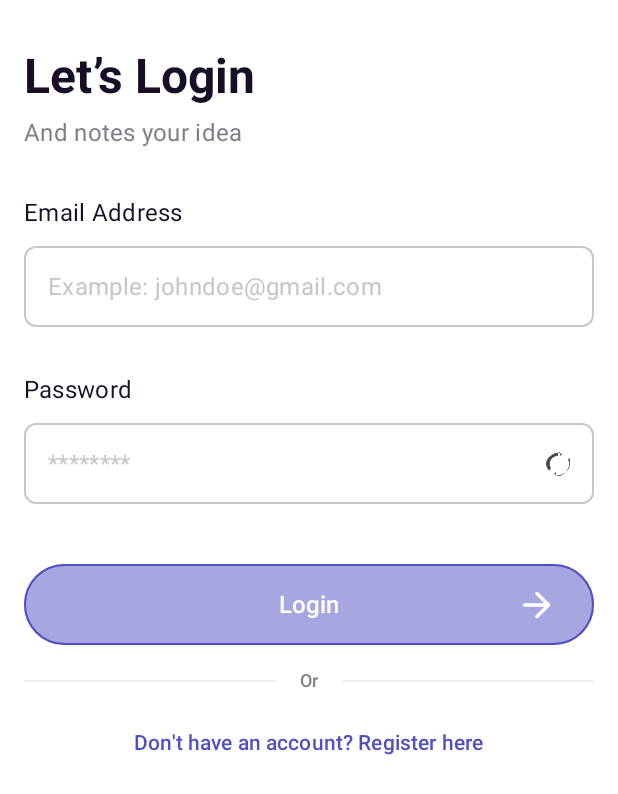
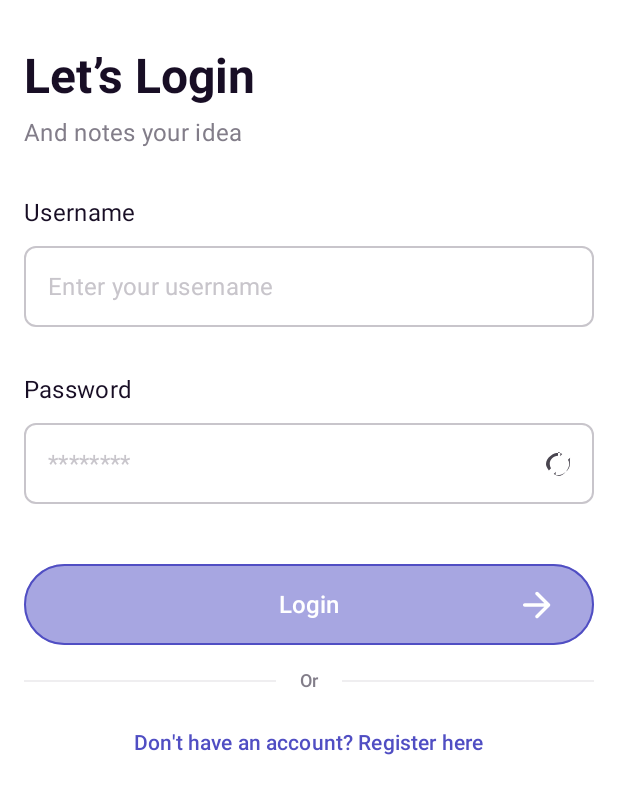
Before and after one commit to AliMajidi1/simplenote, an Android app built with Jetpack Compose: the screen it shows after launch (MainActivity), after a tap on "Let’s Get Started", on a phone screen of 412 x 824 dp. Shown: the top 794 px of the screen. Run offline under Robolectric (Android 15) with nearby library versions, the phone set to English and light mode, and no system bars.

Commit message:
Refactor Login functionality; replace email with username in LoginScreen and LoginViewModel, update related UI components and error handling

```diff
--- a/app/src/main/AndroidManifest.xml
+++ b/app/src/main/AndroidManifest.xml
@@ -13,11 +13,11 @@
             android:label="@string/app_name"
             android:roundIcon="@mipmap/ic_launcher_round"
             android:supportsRtl="true"
-            android:theme="@style/Theme.Simplenote">
+            android:theme="@style/Theme.Simplenote"
+            android:networkSecurityConfig="@xml/network_security_config">
         <activity
                 android:name=".MainActivity"
                 android:exported="true"
-                android:label="@string/app_name"
                 android:theme="@style/Theme.Simplenote">
             <intent-filter>
                 <action android:name="android.intent.action.MAIN"/>
--- a/app/src/main/java/com/example/simplenote/SimplenoteApp.kt
+++ b/app/src/main/java/com/example/simplenote/SimplenoteApp.kt
@@ -11,7 +11,8 @@ class SimplenoteApp : Application() {
         startKoin {
             androidContext(this@SimplenoteApp)
             modules(NetworkModule)
-            properties(mapOf("BASE_URL" to "https://simple.darkube.app/api/"))
+//            properties(mapOf("BASE_URL" to "https://simple.darkube.app/api/"))
+            properties(mapOf("BASE_URL" to "http://127.0.0.1:8000/api/"))
         }
     }
 }
--- a/app/src/main/java/com/example/simplenote/ui/screens/LoginScreen.kt
+++ b/app/src/main/java/com/example/simplenote/ui/screens/LoginScreen.kt
@@ -80,21 +80,21 @@ fun LoginScreen(
             Spacer(modifier = Modifier.height(32.dp))
 
             Text(
-                text = stringResource(R.string.email_label),
+                text = "Username",
                 fontSize = 16.sp,
                 color = Color(0xFF180E25),
                 style = MaterialTheme.typography.bodyMedium
             )
             Spacer(modifier = Modifier.height(12.dp))
             OutlinedTextField(
-                value = uiState.email,
-                onValueChange = viewModel::onEmailChange,
+                value = uiState.username,
+                onValueChange = viewModel::onUsernameChange,
                 modifier = Modifier
                     .fillMaxWidth()
                     .height(54.dp),
                 placeholder = {
                     Text(
-                        text = stringResource(R.string.email_placeholder),
+                        text = "Enter your username",
                         fontSize = 16.sp,
                         color = Color(0xFFC8C5CB),
                         style = MaterialTheme.typography.bodyMedium
@@ -116,11 +116,11 @@ fun LoginScreen(
                 keyboardActions = KeyboardActions(
                     onNext = { focusManager.moveFocus(FocusDirection.Down) }
                 ),
-                isError = uiState.emailError != null
+                isError = uiState.usernameError != null
             )
-            if (uiState.emailError != null) {
+            if (uiState.usernameError != null) {
                 Text(
-                    text = uiState.emailError ?: "",
+                    text = uiState.usernameError ?: "",
                     color = MaterialTheme.colorScheme.error,
                     fontSize = 12.sp,
                     modifier = Modifier.padding(top = 4.dp)
@@ -191,7 +191,7 @@ fun LoginScreen(
                 PrimaryPillButton(
                     text = stringResource(R.string.login_button),
                     onClick = { viewModel.submit() },
-                    enabled = !uiState.isLoading && uiState.email.isNotBlank() && uiState.password.isNotBlank(),
+                    enabled = !uiState.isLoading && uiState.username.isNotBlank() && uiState.password.isNotBlank(),
                     modifier = Modifier
                         .fillMaxWidth()
                         .height(54.dp),
--- a/app/src/main/res/values/strings.xml
+++ b/app/src/main/res/values/strings.xml
@@ -5,8 +5,8 @@
     <string name="cd_onboarding_illustration">Idea illustration</string>
     <string name="login_title">Let’s Login</string>
     <string name="login_subtitle">And notes your idea</string>
-    <string name="email_label">Email Address</string>
-    <string name="email_placeholder">Example: johndoe@gmail.com</string>
+    <string name="username_label">Username</string>
+    <string name="username_placeholder">Enter your username</string>
     <string name="password_label">Password</string>
     <string name="password_placeholder">********</string>
     <string name="login_button">Login</string>
@@ -14,7 +14,7 @@
     <string name="register_button">Don’t have any account? Register here</string>
     <string name="error_invalid_email">Invalid email address</string>
     <string name="error_invalid_password">Password must be at least 6 characters</string>
-    <string name="error_invalid_credentials">Invalid email or password</string>
+    <string name="error_invalid_credentials">Invalid username or password</string>
     <string name="error_network">Please check your internet connection.</string>
     <string name="error_unknown">Something went wrong. Please try again.</string>
     <string name="login_arrow_icon_desc">Login</string>
--- /dev/null
+++ b/app/src/main/res/xml/network_security_config.xml
@@ -0,0 +1,6 @@
+<?xml version="1.0" encoding="utf-8"?>
+<network-security-config>
+    <domain-config cleartextTrafficPermitted="true">
+        <domain includeSubdomains="false">127.0.0.1</domain>
+    </domain-config>
+</network-security-config>
```
Also changed, not shown: app/src/main/java/com/example/simplenote/ui/screens/LoginViewModel.kt (+11 -12 lines).
